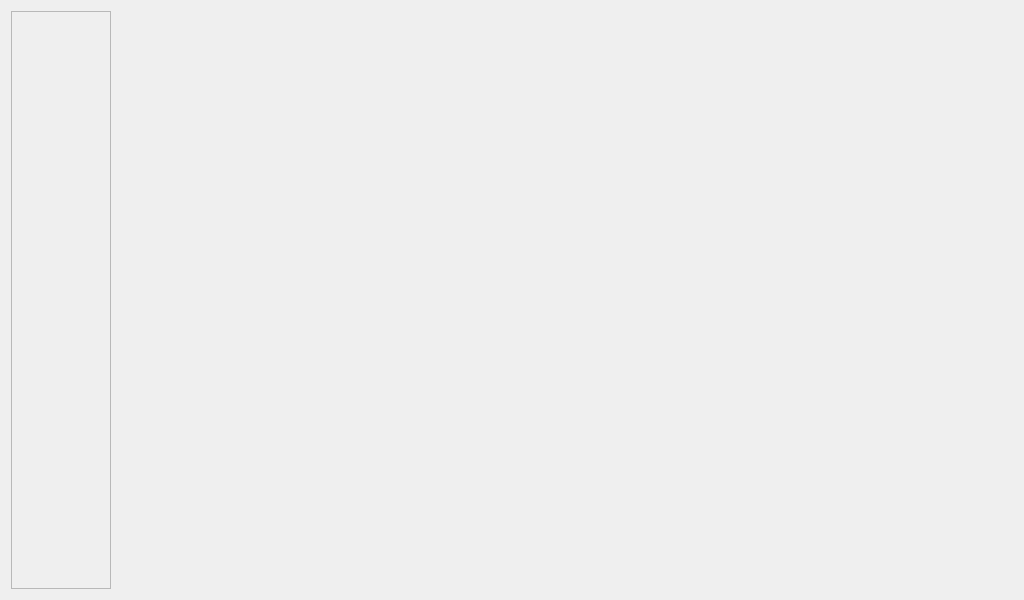
ziyanyaolong/ACGDream, file ACGDreamFrame/common/GUI/GUIMain/GUIMain.ui: the form before one commit.
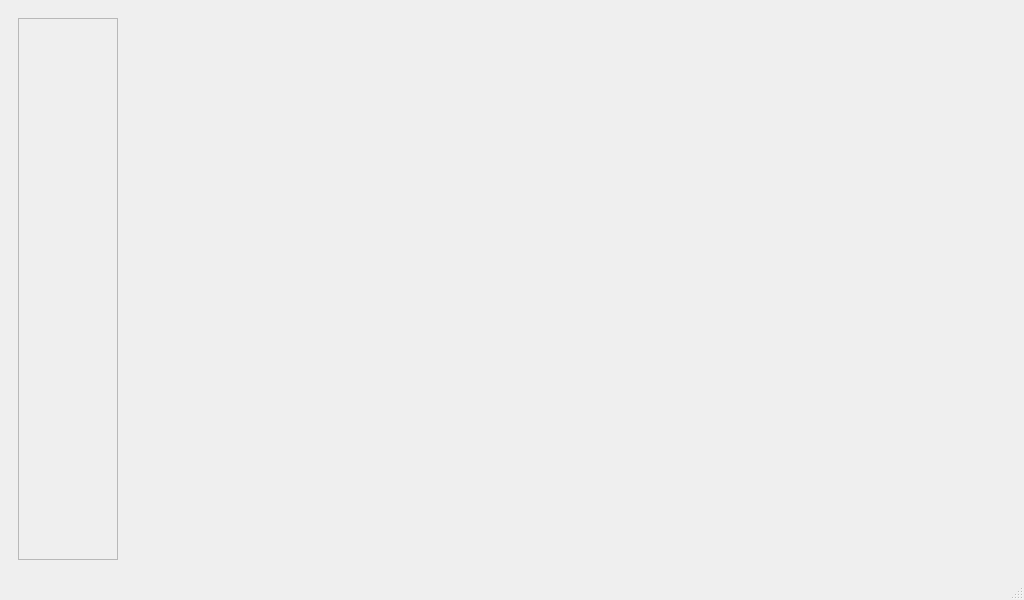
The form after the commit. Custom widgets are drawn as their Qt base class.

Patch:
```diff
--- a/ACGDreamFrame/common/GUI/GUIMain/GUIMain.ui
+++ b/ACGDreamFrame/common/GUI/GUIMain/GUIMain.ui
@@ -1,7 +1,7 @@
 <?xml version="1.0" encoding="UTF-8"?>
 <ui version="4.0">
- <class>GUIMain</class>
- <widget class="QWidget" name="GUIMain">
+ <class>MainWindow</class>
+ <widget class="QMainWindow" name="MainWindow">
   <property name="geometry">
    <rect>
     <x>0</x>
@@ -18,7 +18,11 @@
   <property name="windowTitle">
    <string>ACGDream工具箱</string>
   </property>
-  <layout class="QHBoxLayout" name="horizontalLayout_2" stretch="1,12">
+  <widget class="QWidget" name="centralwidget">
+   <layout class="QGridLayout" name="gridLayout_2">
+    <item row="0" column="0">
+     <widget class="QWidget" name="widget_2" native="true">
+      <layout class="QHBoxLayout" name="horizontalLayout_2" stretch="1,0">
    <item>
     <widget class="ScrollAreaStyle1" name="scrollArea">
      <property name="sizePolicy">
@@ -51,7 +55,7 @@
         <x>0</x>
         <y>0</y>
         <width>98</width>
-        <height>580</height>
+            <height>519</height>
        </rect>
       </property>
       <layout class="QHBoxLayout" name="horizontalLayout">
@@ -153,7 +157,21 @@
    </item>
   </layout>
  </widget>
- <layoutdefault spacing="6" margin="11"/>
+    </item>
+   </layout>
+  </widget>
+  <widget class="QMenuBar" name="menubar">
+   <property name="geometry">
+    <rect>
+     <x>0</x>
+     <y>0</y>
+     <width>1024</width>
+     <height>22</height>
+    </rect>
+   </property>
+  </widget>
+  <widget class="QStatusBar" name="statusbar"/>
+ </widget>
  <customwidgets>
   <customwidget>
    <class>ScrollAreaStyle1</class>
```
Left out of the diff: 5 changed lines with no effect on the pictures. Lines whose indentation alone changed are shown as unchanged.
